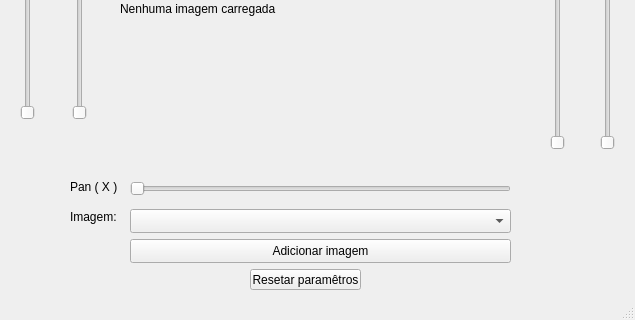
Qt form mainwindow.ui (igorhsb/pixeon_project) before a commit; both pictures show x 0 to 635 and y 201 to 521 of the 635 by 521 pixel window.
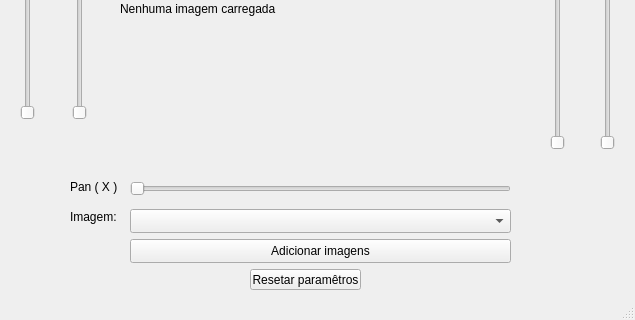
The same form after that commit.

Commit message: Retoques finais

The edit to the form file:
```diff
--- a/mainwindow.ui
+++ b/mainwindow.ui
@@ -40,7 +40,7 @@
      </rect>
     </property>
     <property name="text">
-     <string>Adicionar imagem</string>
+     <string>Adicionar imagens</string>
     </property>
    </widget>
    <widget class="QComboBox" name="imgListCB">
```
The commit also changes 1 other file.
